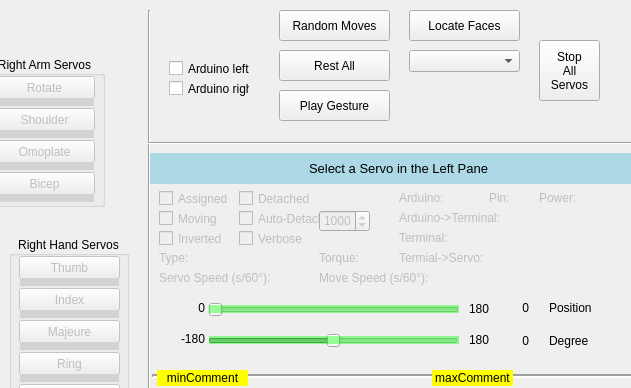
This is skeletonGui.ui in FNREnterprises/skeletonGui as Qt 5 draws it before an edit; both pictures show x 341 to 972 and y 0 to 388 of the 972 by 513 pixel window. The edited form follows.
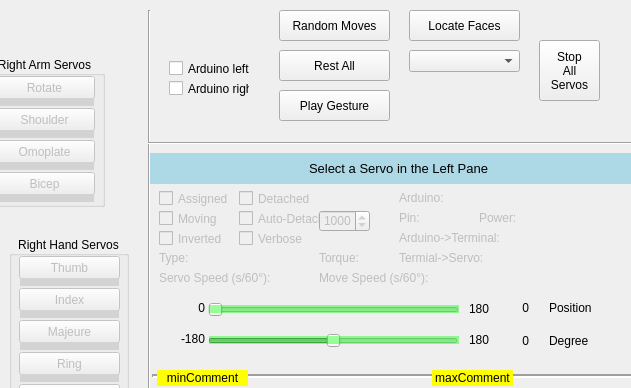
This is the edited form. Icons and pictures are not drawn.

Patch:
```diff
--- a/skeletonGui.ui
+++ b/skeletonGui.ui
@@ -1552,7 +1552,7 @@
      <rect>
       <x>740</x>
       <y>190</y>
-      <width>71</width>
+      <width>181</width>
       <height>16</height>
      </rect>
     </property>
@@ -2080,8 +2080,8 @@
     </property>
     <property name="geometry">
      <rect>
-      <x>830</x>
-      <y>190</y>
+      <x>740</x>
+      <y>210</y>
       <width>41</width>
       <height>16</height>
      </rect>
@@ -2097,7 +2097,7 @@
     <property name="geometry">
      <rect>
       <x>740</x>
-      <y>210</y>
+      <y>230</y>
       <width>231</width>
       <height>16</height>
      </rect>
@@ -2112,28 +2112,6 @@
      <string>Arduino-&gt;Terminal: </string>
     </property>
    </widget>
-   <widget class="QLabel" name="Terminal">
-    <property name="enabled">
-     <bool>false</bool>
-    </property>
-    <property name="geometry">
-     <rect>
-      <x>740</x>
-      <y>230</y>
-      <width>111</width>
-      <height>16</height>
-     </rect>
-    </property>
-    <property name="toolTip">
-     <string>terminal slot number</string>
-    </property>
-    <property name="toolTipDuration">
-     <number>2</number>
-    </property>
-    <property name="text">
-     <string>Terminal:</string>
-    </property>
-   </widget>
    <widget class="QLabel" name="CableTerminalServo">
     <property name="enabled">
      <bool>false</bool>
@@ -2319,7 +2297,7 @@
      <rect>
       <x>500</x>
       <y>250</y>
-      <width>81</width>
+      <width>151</width>
       <height>16</height>
      </rect>
     </property>
@@ -2339,8 +2317,8 @@
     </property>
     <property name="geometry">
      <rect>
-      <x>880</x>
-      <y>190</y>
+      <x>820</x>
+      <y>210</y>
       <width>71</width>
       <height>16</height>
      </rect>
```
Left out of the diff: 1 changed line with no effect on the pictures.
